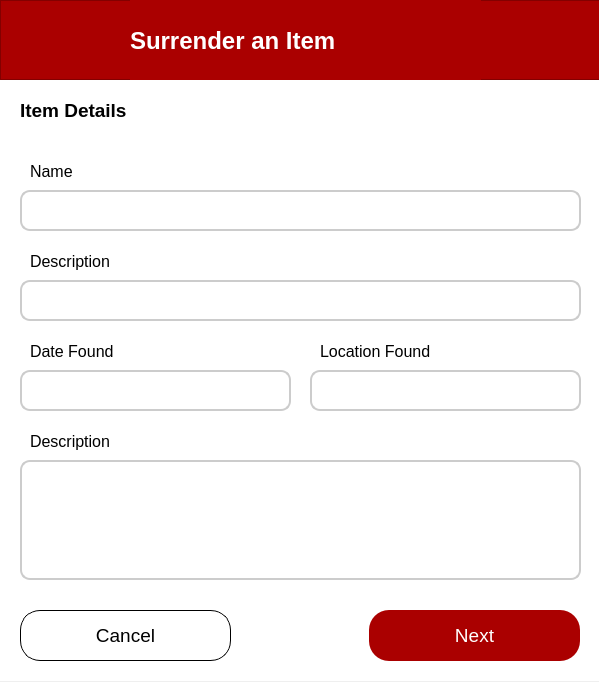
Before: the Qt Designer form src/frontend/surrenderItem.ui in brexer/lost-and-found-system, drawn with Qt 5.
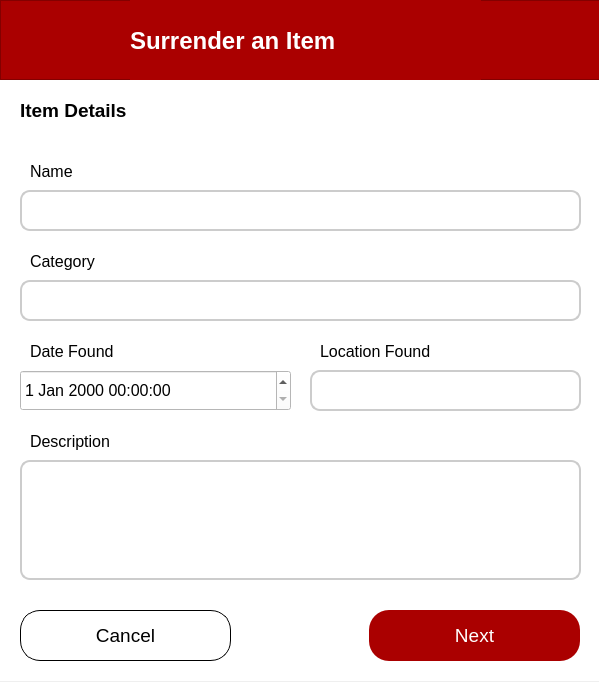
After: the same form once the commit is applied. The open tabs and pages were chosen to show the change.

```diff
--- a/src/frontend/surrenderItem.ui
+++ b/src/frontend/surrenderItem.ui
@@ -116,27 +116,10 @@
       </font>
      </property>
      <property name="text">
-      <string>Description</string>
+      <string>Category</string>
      </property>
     </widget>
-    <widget class="QLineEdit" name="dateLostEdit">
-     <property name="geometry">
-      <rect>
-       <x>20</x>
-       <y>370</y>
-       <width>271</width>
-       <height>41</height>
-      </rect>
-     </property>
-     <property name="styleSheet">
-      <string notr="true">QLineEdit {
-        border: 2px solid #ccc;
-        border-radius: 10px;
-        padding: 5px;
-    }</string>
-     </property>
-    </widget>
-    <widget class="QLineEdit" name="locationLostEdit">
+    <widget class="QLineEdit" name="locationFoundEdit">
      <property name="geometry">
       <rect>
        <x>310</x>
@@ -330,6 +313,21 @@
       </property>
      </widget>
     </widget>
+    <widget class="QDateTimeEdit" name="dateFoundEdit">
+     <property name="geometry">
+      <rect>
+       <x>20</x>
+       <y>370</y>
+       <width>271</width>
+       <height>41</height>
+      </rect>
+     </property>
+     <property name="font">
+      <font>
+       <pointsize>12</pointsize>
+      </font>
+     </property>
+    </widget>
    </widget>
    <widget class="QWidget" name="personPage">
     <widget class="QLabel" name="label_8">
```
Left out of the diff: 2 changed lines with no effect on the pictures.
